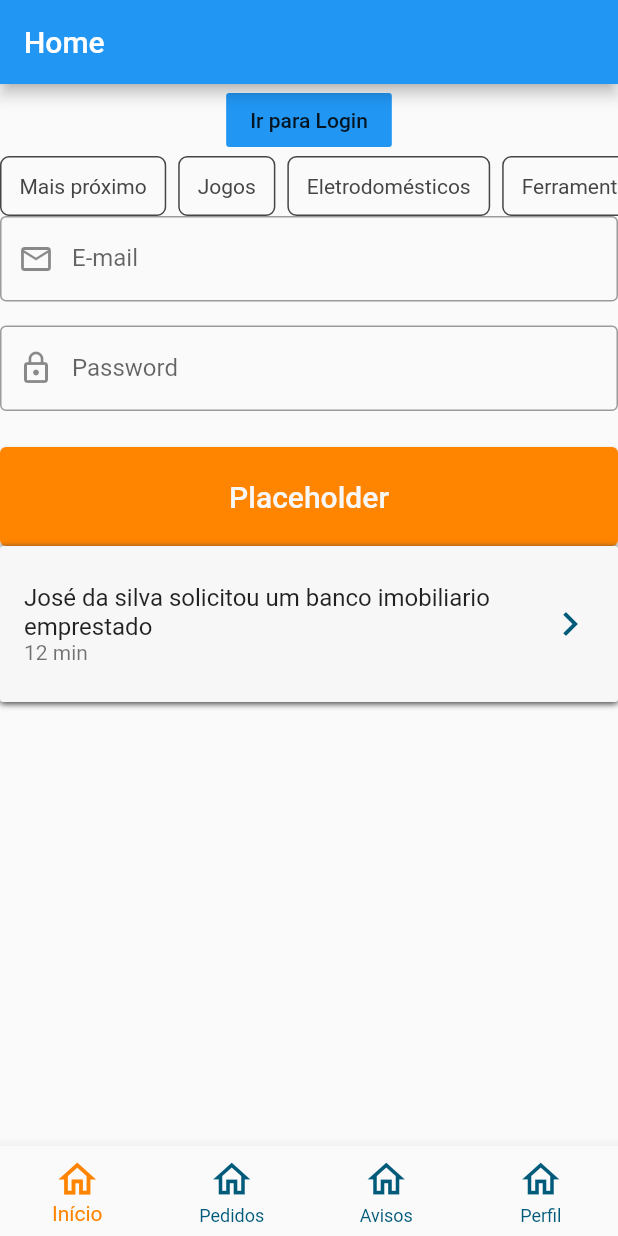
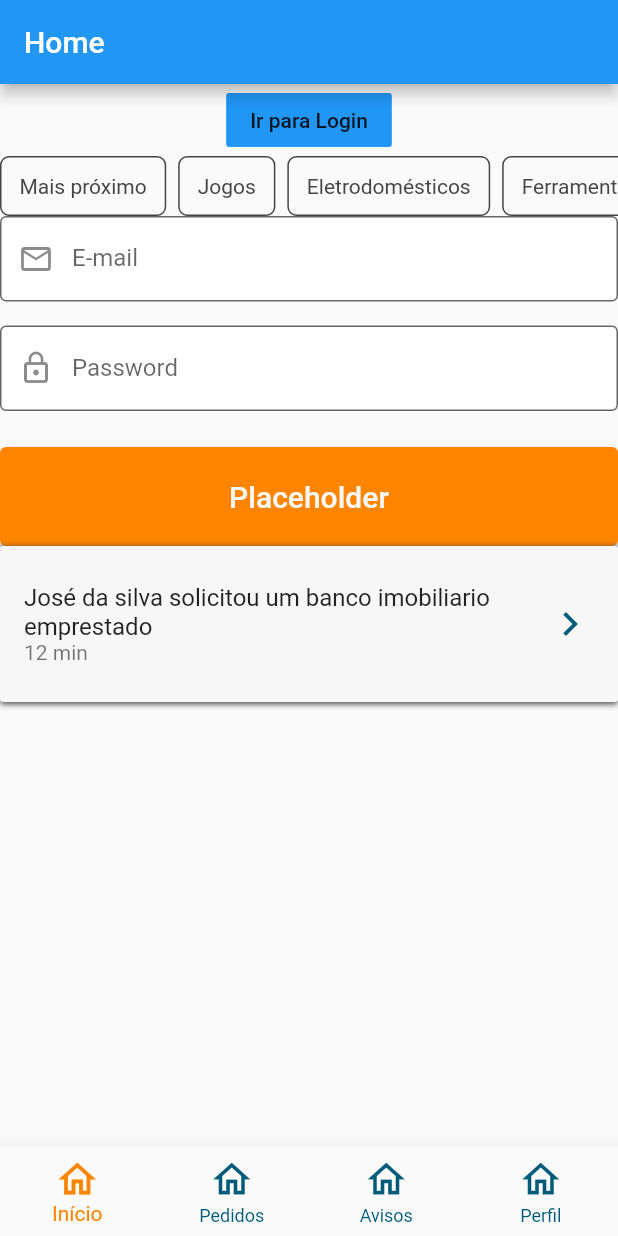
Before and after one commit to Lend-it/Front, a Flutter app: the screen it shows after launch, on a phone screen of 412 x 824 dp. Run offline on Flutter 3.47's test engine with Material 2 defaults, Android fonts, the phone set to English and light mode, and no system bars; our stand-ins replace flutter_svg, shared_preferences.

Commit message:
refactor: fga-eps-mds/2020.2-Lend.it#96 Fill input to match prototype
Co-authored-by: Vinicius Saturnino <viniciussaturnino78@gmail.com>
Co-authored-by: Youssef Muhamad <emaildeyoussefmuhamad@gmail.com>

```diff
--- a/lib/widgets/input.dart
+++ b/lib/widgets/input.dart
@@ -55,6 +55,8 @@ class _InputState extends State<Input> {
           controller: widget.controller,
           focusNode: _focusNode,
           decoration: InputDecoration(
+            filled: true,
+            fillColor: Colors.white,
             focusedBorder: OutlineInputBorder(
               borderSide: BorderSide(
                 color: primaryLightColor,
```
